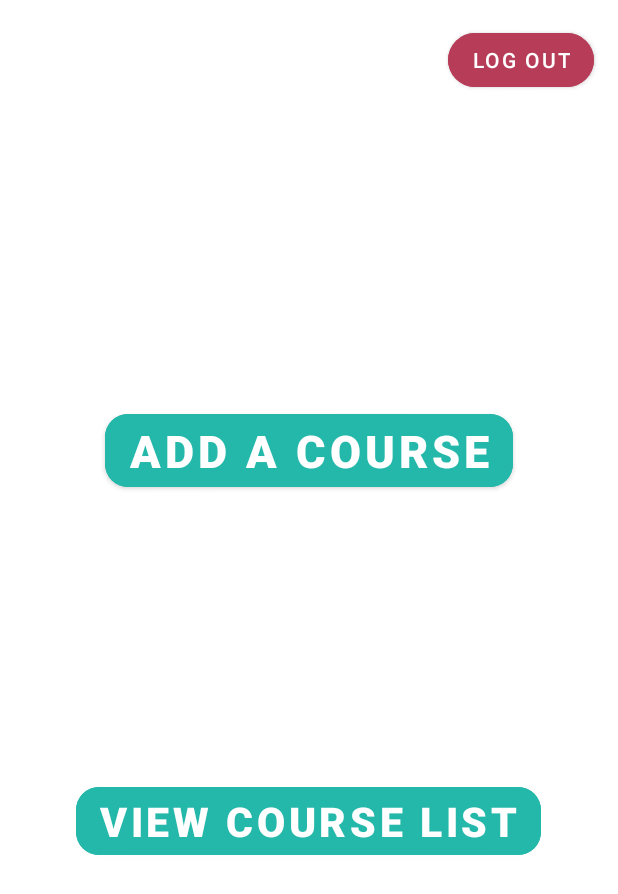
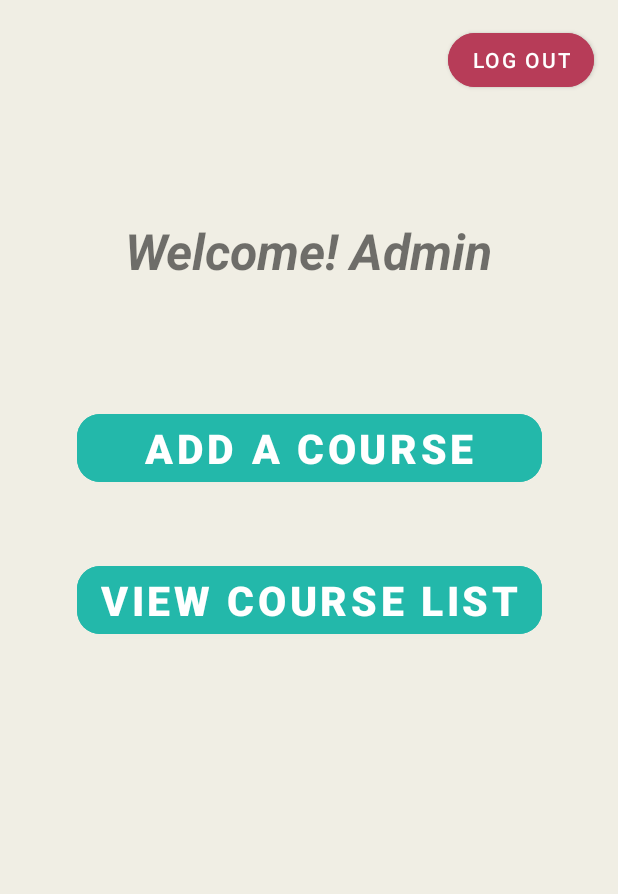
Before and after one commit to YimoShen-86/CSCB07-Project, an Android app: the AdminPg screen opened directly, with no data from a screen before it, on a phone screen of 412 x 824 dp. Shown: the top 894 px of the screen. Run offline under Robolectric (Android 15) with nearby library versions, the phone set to English and light mode, and no system bars.

Commit message:
updated UI modification and Junit-test related to previous fixs

```diff
--- a/app/src/main/res/layout/activity_admin_pg.xml
+++ b/app/src/main/res/layout/activity_admin_pg.xml
@@ -4,17 +4,18 @@
     xmlns:tools="http://schemas.android.com/tools"
     android:layout_width="match_parent"
     android:layout_height="match_parent"
+    android:background="@color/rice_yellow"
     tools:context=".AdminPg">
 
     <Button
         android:id="@+id/goToAddCourse"
-        android:layout_width="wrap_content"
+        android:layout_width="0dp"
         android:layout_height="wrap_content"
         android:layout_marginTop="270dp"
         android:backgroundTint="#23B8AA"
         android:text="Add a course"
         android:textColor="@color/white"
-        android:textSize="30sp"
+        android:textSize="27sp"
         android:textStyle="bold"
         app:cornerRadius="15dp"
         app:layout_constraintEnd_toEndOf="@+id/viewCourseList"
@@ -25,7 +26,6 @@
         android:id="@+id/viewCourseList"
         android:layout_width="wrap_content"
         android:layout_height="wrap_content"
-        android:layout_marginBottom="248dp"
         android:backgroundTint="#23B8AA"
         android:text="View Course List"
         android:textColor="@color/white"
@@ -34,8 +34,9 @@
         app:cornerRadius="15dp"
         app:layout_constraintBottom_toBottomOf="parent"
         app:layout_constraintEnd_toEndOf="parent"
-        app:layout_constraintHorizontal_bias="0.497"
-        app:layout_constraintStart_toStartOf="parent" />
+        app:layout_constraintStart_toStartOf="parent"
+        app:layout_constraintTop_toBottomOf="@+id/goToAddCourse"
+        app:layout_constraintVertical_bias="0.100000024" />
 
     <Button
         android:id="@+id/logOut"
@@ -48,4 +49,16 @@
         app:cornerRadius="20dp"
         app:layout_constraintEnd_toEndOf="parent"
         app:layout_constraintTop_toTopOf="parent" />
+
+    <TextView
+        android:id="@+id/textView2"
+        android:layout_width="wrap_content"
+        android:layout_height="wrap_content"
+        android:text="@string/Welcome"
+        android:textSize="33sp"
+        android:textStyle="bold|italic"
+        app:layout_constraintBottom_toTopOf="@+id/goToAddCourse"
+        app:layout_constraintEnd_toEndOf="parent"
+        app:layout_constraintStart_toStartOf="parent"
+        app:layout_constraintTop_toBottomOf="@+id/logOut" />
 </androidx.constraintlayout.widget.ConstraintLayout>
--- a/app/src/main/res/layout/activity_student_timeline.xml
+++ b/app/src/main/res/layout/activity_student_timeline.xml
@@ -25,7 +25,7 @@
         android:layout_height="68dp"
         android:layout_marginTop="28dp"
         android:ems="10"
-        android:hint="Please split courses with ,"
+        android:hint="@string/hint"
         android:inputType="textPersonName"
         app:layout_constraintEnd_toEndOf="parent"
         app:layout_constraintHorizontal_bias="0.102"
--- a/app/src/main/res/values/colors.xml
+++ b/app/src/main/res/values/colors.xml
@@ -13,4 +13,5 @@
     <color name="volcanic_glass">#615C61</color>
     <color name="white_sand">#ECE9E4</color>
     <color name="ultimate_grey">#939597</color>
+    <color name="rice_yellow">#D5EEEBDF</color>
 </resources>
--- a/app/src/main/res/values/strings.xml
+++ b/app/src/main/res/values/strings.xml
@@ -1,4 +1,6 @@
 <resources>
     <string name="app_name">Login Page</string>
     <string name="log_out">Log Out</string>
+    <string name="Welcome">Welcome! Admin</string>
+    <string name="hint">  e.g. CSCA08,CSCA67,…</string>
 </resources>
```
Also changed, not shown: 1 other file.
